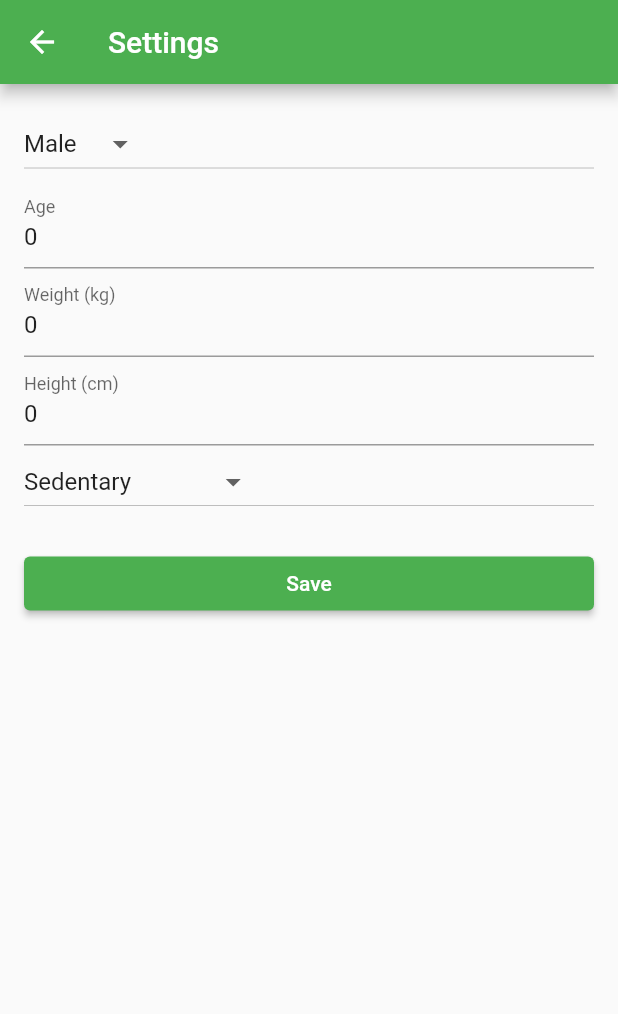
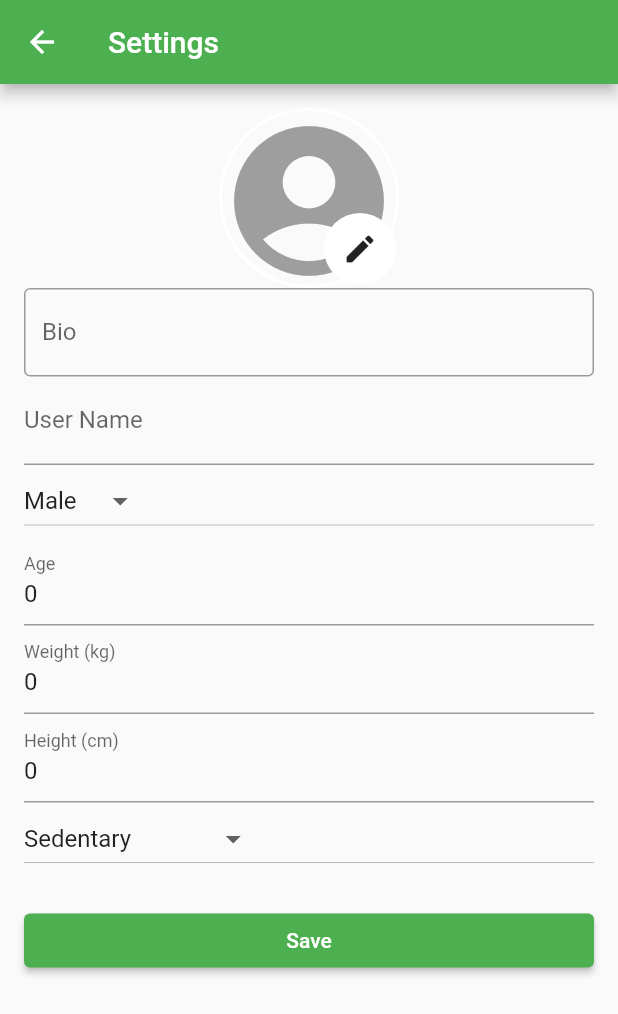
Before and after one commit to rashodkorala/Getfit, a Flutter app: the HomePage screen opened directly, after a tap on the "settings" icon, on a phone screen of 412 x 824 dp. Shown: the top 1014 px of the screen. Run offline on Flutter 3.47's test engine with Material 2 defaults, Android fonts, the light colour scheme and no system bars; our stand-ins replace cloud_firestore, firebase_auth, firebase_core, image_picker, shared_preferences; accounts and stored records are empty.

Commit message:
Nearly finished with base implementation of user profiles, committing and pushing in fear of a power outage due to weather.

```diff
--- a/lib/view/home_page.dart
+++ b/lib/view/home_page.dart
@@ -3,6 +3,7 @@ import 'package:firebase_auth/firebase_auth.dart';
 import 'package:cloud_firestore/cloud_firestore.dart';
 import 'package:getfit/view/settings_view.dart';
 import 'package:getfit/view/login_view.dart';
+import 'dart:io';
 
 class HomePage extends StatefulWidget {
   final User? currentUser;
@@ -15,6 +16,7 @@ class HomePage extends StatefulWidget {
 
 class _HomePageState extends State<HomePage> {
   Map<String, dynamic>? userProfile;
+  File? selectedProfilePicture;
 
   @override
   void initState() {
@@ -35,17 +37,24 @@ class _HomePageState extends State<HomePage> {
     }
   }
 
-  void navigateToSettings(BuildContext context) {
-    Navigator.push(
+  void navigateToSettings(BuildContext context) async {
+    final selectedPicture = await Navigator.push(
       context,
       MaterialPageRoute(
         builder: (context) => SettingsPage(currentUser: widget.currentUser),
       ),
-    ).then((_) {
+    );
+
+    if (selectedPicture != null) {
+      setState(() {
+        this.selectedProfilePicture = selectedPicture as File;
+      });
       // Refresh data when returning from SettingsPage
       fetchUserProfile();
-    });
+    }
   }
+
+
 
   Future<void> logOut(BuildContext context) async {
     final FirebaseAuth _auth = FirebaseAuth.instance;
@@ -94,14 +103,37 @@ class _HomePageState extends State<HomePage> {
         child: Column(
           crossAxisAlignment: CrossAxisAlignment.stretch,
           children: [
-            Text('Welcome, ${widget.currentUser?.email ?? 'User'}!'),
+            Text('Welcome, ${userProfile?['name'] ?? widget.currentUser?.email ?? 'Guest'}!'),
             SizedBox(height: 20),
+            if (userProfile != null)
+              Container(
+                alignment: Alignment.center,
+                child: Column(
+                  children: [
+                    selectedProfilePicture != null
+                        ? CircleAvatar(
+                      radius: 50,
+                      backgroundColor: Colors.transparent,
+                      backgroundImage: FileImage(selectedProfilePicture!),
+                    )
+                        : CircleAvatar(
+                      radius: 60,
+                      backgroundColor: Colors.transparent,
+                      child: Icon(Icons.account_circle, size: 60),
+                    ),
+                    SizedBox(height: 20),
+                    Text('${userProfile?['description'] ?? 'No bio available'}'),
+                  ],
+                ),
+              ),
             if (userProfile != null) ...[
-              Text('Gender: ${userProfile?['gender'] ?? 'N/A'}'),
+              Text('${userProfile?['gender'] ?? 'N/A'}'),
               Text('Age: ${userProfile?['age'] ?? 'N/A'}'),
-              Text('Weight: ${userProfile?['weight'] ?? 'N/A'}'),
-              Text('Height: ${userProfile?['height'] ?? 'N/A'}'),
-              Text('Activity Level: ${userProfile?['activityLevel'] ?? 'N/A'}'),
+              Text('Weight (kg): ${userProfile?['weight'] ?? 'N/A'}'),
+              Text('Height (cm): ${userProfile?['height'] ?? 'N/A'}'),
+              Text('${userProfile?['activityLevel'] ?? 'N/A'}'),
+              Text('BMI: ${userProfile?['bmi'] ?? 'N/A'}'),
+              Text('TDEE: ${userProfile?['tdee'] ?? 'N/A'} Calories'),
               // Add other fields as needed
             ],
           ],
--- a/lib/view/settings_view.dart
+++ b/lib/view/settings_view.dart
@@ -3,6 +3,9 @@ import 'package:firebase_auth/firebase_auth.dart';
 import 'package:cloud_firestore/cloud_firestore.dart';
 import 'package:shared_preferences/shared_preferences.dart';
 import 'package:getfit/view/home_page.dart';
+import 'package:getfit/view/settings_view.dart';
+import 'dart:io';
+import 'package:image_picker/image_picker.dart';
 
 class SettingsPage extends StatefulWidget {
   final User? currentUser;
@@ -14,17 +17,22 @@ class SettingsPage extends StatefulWidget {
 }
 
 class _SettingsPageState extends State<SettingsPage> {
-  //TextEditingController genderController = TextEditingController();
+  TextEditingController nameController = TextEditingController();
   TextEditingController ageController = TextEditingController();
   TextEditingController weightController = TextEditingController();
   TextEditingController heightController = TextEditingController();
   String selectedActivityLevel = 'Sedentary'; // Default value for dropdown
   String selectedGender = 'Male'; // Default value for gender dropdown
+  TextEditingController bmiController = TextEditingController();
+  TextEditingController tdeeController = TextEditingController();
+  File? selectedProfilePicture;
+  TextEditingController descriptionController = TextEditingController();
 
   @override
   void initState() {
     super.initState();
     fetchProfileData();
+    loadImagePathFromLocal();
   }
 
   Future<void> fetchProfileData() async {
@@ -35,21 +43,63 @@ class _SettingsPageState extends State<SettingsPage> {
     if (snapshot.exists) {
       setState(() {
         //genderController.text = snapshot.data()?['gender'] ?? '';
+        nameController.text = snapshot.data()?['name']?.toString() ?? '';
         ageController.text = snapshot.data()?['age']?.toString() ?? '';
         weightController.text = snapshot.data()?['weight']?.toString() ?? '';
         heightController.text = snapshot.data()?['height']?.toString() ?? '';
         selectedActivityLevel = snapshot.data()?['activityLevel'] ?? 'Sedentary';
         selectedGender = snapshot.data()?['gender'] ?? 'Male';
+        bmiController.text = snapshot.data()?['bmi'] ?? '';
+        tdeeController.text = snapshot.data()?['tdee'] ?? '';
+        selectedProfilePicture = File(snapshot.data()?['profilePicture'] ?? '');
+        descriptionController.text = snapshot.data()?['description'] ?? '';
+
+      });
+    }
+  }
+
+  Future<void> _getImage() async {
+    final picker = ImagePicker();
+    final pickedFile = await picker.pickImage(source: ImageSource.gallery);
+
+    if (pickedFile != null) {
+      setState(() {
+        selectedProfilePicture = File(pickedFile.path);
+        saveImagePathToLocal(pickedFile.path);
+      });
+    }
+  }
+
+  Future<void> saveImagePathToLocal(String imagePath) async {
+    SharedPreferences prefs = await SharedPreferences.getInstance();
+    await prefs.setString('profilePicturePath', imagePath);
+  }
+
+  Future<void> loadImagePathFromLocal() async {
+    SharedPreferences prefs = await SharedPreferences.getInstance();
+    String? imagePath = prefs.getString('profilePicturePath');
+    if (imagePath != null) {
+      setState(() {
+        selectedProfilePicture = File(imagePath);
       });
     }
   }
 
   Future<void> updateProfile() async {
+    String name = nameController.text;
     String gender = selectedGender;
     int age = int.tryParse(ageController.text) ?? 0;
     double weight = double.tryParse(weightController.text) ?? 0.0;
     double height = double.tryParse(heightController.text) ?? 0.0;
     String activityLevel = selectedActivityLevel;
+    double bmi = calculateBMI(weight, height);
+    double tdee = calculateTDEE(weight, height, age, gender, activityLevel);
+    String profilePicture = selectedProfilePicture != null
+      ? 'assets/default_profile_image.png'
+      : '';
+    String description = descriptionController.text;
+
+
 
     FirebaseFirestore firestore = FirebaseFirestore.instance;
 
@@ -57,24 +107,30 @@ class _SettingsPageState extends State<SettingsPage> {
       CollectionReference profiles = firestore.collection('profiles');
 
       await profiles.doc(widget.currentUser?.uid).set({
+        'name': name,
         'gender': gender,
         'age': age,
         'weight': weight,
         'height': height,
         'activityLevel': activityLevel,
+        'bmi': bmi,
+        'tdee': tdee,
+        'profilePicture': profilePicture,
+        'description': description,
       }, SetOptions(merge: true));
 
       SharedPreferences prefs = await SharedPreferences.getInstance();
       await prefs.setBool('profileCompleted', true);
 
-      Navigator.pop(context);
+      Navigator.pop(context, selectedProfilePicture);
     } catch (e) {
       print('Error updating profile data: $e');
     }
   }
 
   double calculateBMI(double weight, double height) {
-    return weight / ((height / 100) * (height / 100));
+    double bmi = weight / ((height / 100) * (height / 100));
+    return double.parse(bmi.toStringAsFixed(2));
   }
 
   double calculateTDEE(double weight, double height, int age, String gender, String activitylevel) {
@@ -112,6 +168,79 @@ class _SettingsPageState extends State<SettingsPage> {
         child: Column(
           crossAxisAlignment: CrossAxisAlignment.stretch,
           children: [
+            GestureDetector(
+              onTap: () {
+                _getImage();
+              },
+              child: Container(
+                width: 120,
+                height: 120,
+                decoration: BoxDecoration(
+                  shape: BoxShape.circle,
+                  border: Border.all(
+                    color: Colors.white,
+                    width: 2.0,
+                  ),
+                ),
+                child: Stack(
+                  children: [
+                    Align(
+                      alignment: Alignment.center,
+                      child: selectedProfilePicture != null
+                          ? ClipOval(
+                        child: Container(
+                          width: 110,
+                          height: 110,
+                          decoration: BoxDecoration(
+                            shape: BoxShape.circle,
+                          ),
+                          child: Image.file(
+                            selectedProfilePicture!,
+                            fit: BoxFit.cover,
+                          ),
+                        ),
+                      )
+                          : Icon(
+                        Icons.account_circle,
+                        size: 120,
+                        color: Colors.grey,
+                      ),
+                    ),
+                    Positioned(
+                      bottom: 0,
+                      right: 130,
+                      child: Container(
+                        decoration: BoxDecoration(
+                          color: Colors.white,
+                          shape: BoxShape.circle,
+                        ),
+                        child: IconButton(
+                          icon: Icon(Icons.edit),
+                          onPressed: () {
+                            _getImage();
+                          },
+                        ),
+                      ),
+                    ),
+                  ],
+                ),
+              ),
+            ),
+            TextFormField(
+              controller: descriptionController,
+              decoration: InputDecoration(
+                  labelText: 'Bio',
+                  hintText: 'Write a short bio...',
+                border: OutlineInputBorder(),
+              ),
+                keyboardType: TextInputType.text,
+                maxLines: 1,
+            ),
+            TextFormField(
+              controller: nameController,
+              decoration: InputDecoration(labelText: 'User Name'),
+              keyboardType: TextInputType.text,
+            ),
             DropdownButton<String>(
               value: selectedGender,
               items: [
--- a/pubspec.yaml
+++ b/pubspec.yaml
@@ -13,6 +13,7 @@ dependencies:
   firebase_ui_auth: ^1.10.0
   flutter:
     sdk: flutter
+  image_picker: ^1.0.4
   shared_preferences: ^2.2.2
 
 dev_dependencies:
```
Also changed, not shown: lib/view/profile_creation_page.dart (deleted, +0 -118 lines), pubspec.lock, 5 other files.
